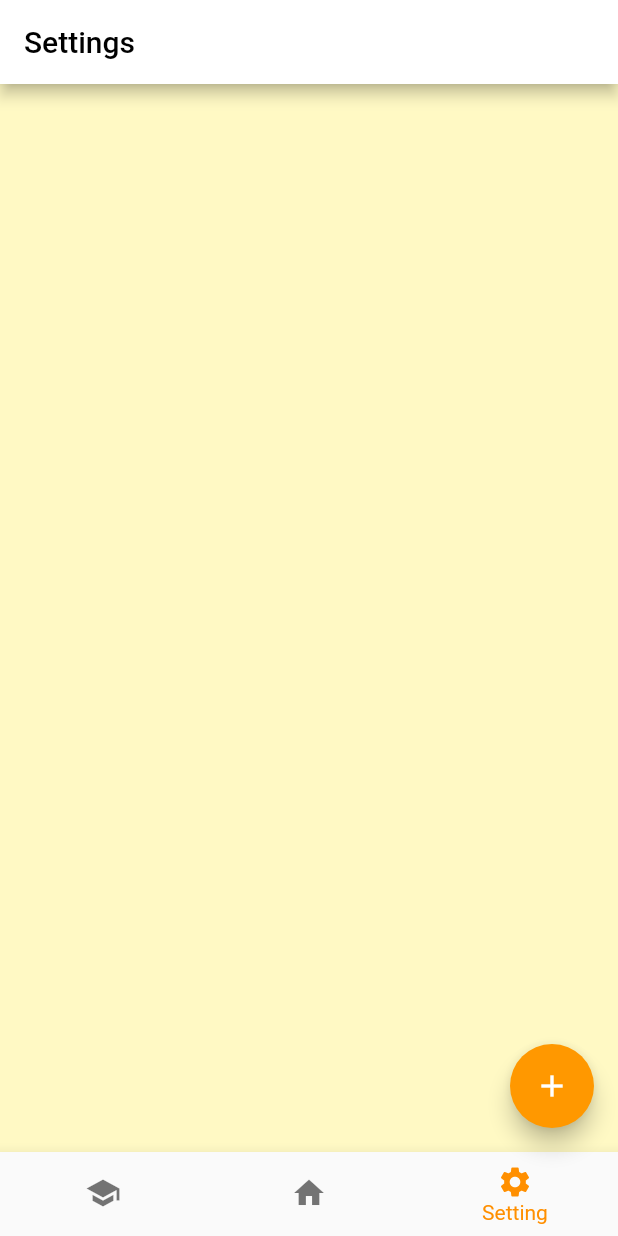
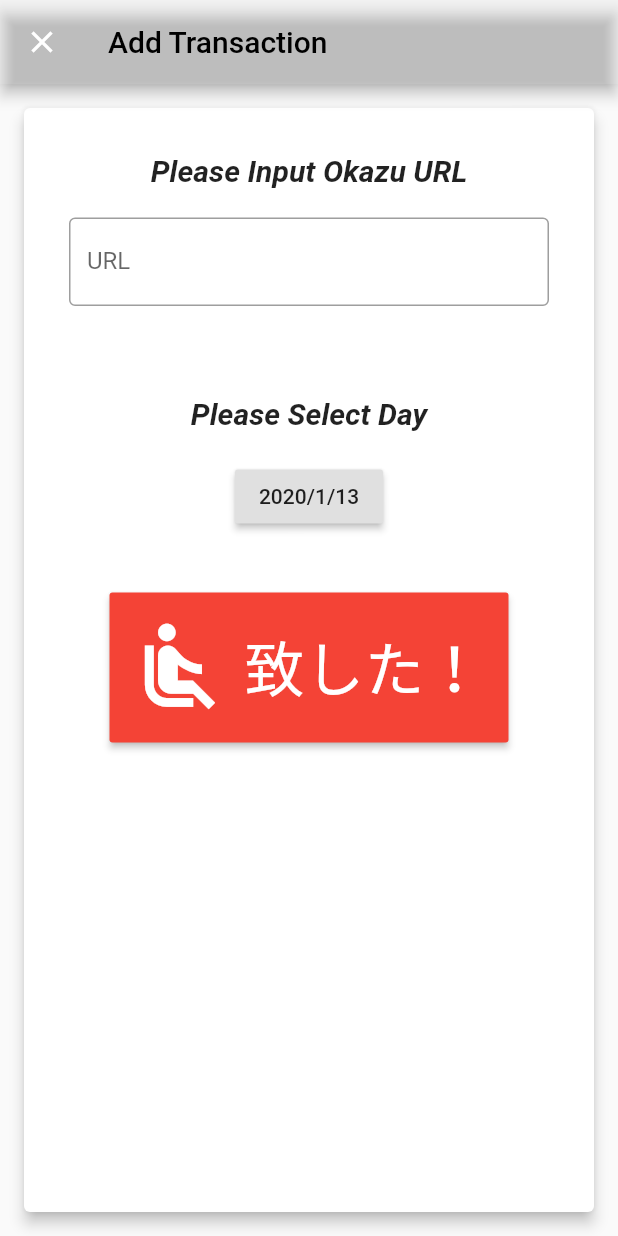
Before and after one commit to A-yum3/sun_app, a Flutter app: the screen it shows after launch, item 3 of the bottom bar chosen, after a tap on the "add" icon, on a phone screen of 412 x 824 dp. Run offline on Flutter 3.47's test engine with Material 2 defaults, Android fonts, the phone set to English and light mode, and no system bars; our stand-ins replace table_calendar.

Commit message:
implement addtransactions

```diff
--- /dev/null
+++ b/lib/addtransacton.dart
@@ -0,0 +1,112 @@
+import 'package:flutter/material.dart';
+import 'dart:async';
+
+
+class AddTransaction extends StatefulWidget {
+  @override
+  _AddTransactionState createState() => _AddTransactionState();
+}
+
+class _AddTransactionState extends State<AddTransaction> {
+  TextEditingController _tcontroller;
+  DateTime selectedDate = DateTime.now();
+
+  void initState() {
+    super.initState();
+    _tcontroller = TextEditingController();
+
+  }
+
+  void dispose() {
+    _tcontroller.dispose();
+    super.dispose();
+  }
+
+  Widget _urlformfield() {
+    return TextField(
+      controller: _tcontroller,
+      decoration: InputDecoration(
+        border: OutlineInputBorder(),
+        labelText: 'URL',
+      ),
+      // onSubmitted: ,
+    );
+  }
+
+  Future<Null> _selectDate(BuildContext context) async {
+    final DateTime picked = await showDatePicker(
+      context: context,
+      initialDate: selectedDate,
+      firstDate: DateTime(2019),
+      lastDate: DateTime(2030),
+    );
+    if (picked != null) setState(() => selectedDate = picked);
+  }
+
+  TextStyle tempstyle = TextStyle(
+    fontWeight: FontWeight.bold,
+    fontSize: 20.0,
+    fontStyle: FontStyle.italic,
+  );
+
+  @override
+  Widget build(BuildContext context) {
+    return Scaffold(
+        appBar: AppBar(
+          title: Text(
+            'Add Transaction',
+            style: TextStyle(color: Colors.black),
+          ),
+          backgroundColor: Colors.white10,
+        ),
+        body: Card(
+          elevation: 4.0,
+          margin: const EdgeInsets.all(16.0),
+          child: Padding(
+            padding: const EdgeInsets.all(30.0),
+            child: Column(
+              crossAxisAlignment: CrossAxisAlignment.center,
+              children: <Widget>[
+                Text('Please Input Okazu URL', style: tempstyle),
+                Padding(padding: const EdgeInsets.all(10.0),),
+                _urlformfield(),
+                Padding(
+                  padding: const EdgeInsets.all(30.0),
+                ),
+                Center(child: Text("Please Select Day", style: tempstyle)),
+                Padding(padding: const EdgeInsets.all(10.0),),
+                RaisedButton(
+                  child: Text(
+                      '${selectedDate.year}/${selectedDate.month}/${selectedDate.day}'),
+                  onPressed: () {
+                    _selectDate(context);
+                  },
+                ),
+                Padding(padding: const EdgeInsets.all(20.0),),
+                ButtonTheme(
+                    minWidth: 200.0,
+                    height: 100.0,
+                    child: RaisedButton.icon(
+                      icon: Icon(
+                        Icons.airline_seat_recline_normal,
+                        color: Colors.white,
+                        size: 70.0,
+                      ),
+                      label: Text("致した！",
+                      style: TextStyle(
+                        fontSize: 40.0
+                      ),),
+                      onPressed: () {
+                        // selectedDate と _tcontrollerを受け渡して画面を閉じる
+                        Navigator.of(context).pop();
+                      },
+                      color: Colors.red,
+                      textColor: Colors.white,
+                    )),
+                // RaisedButton (致したボタン) (submit)
+              ],
+            ),
+          ),
+        ));
+  }
+}
--- a/lib/main.dart
+++ b/lib/main.dart
@@ -1,4 +1,5 @@
 import 'package:flutter/material.dart';
+import 'package:sun_app/addtransacton.dart';
 import 'package:sun_app/tabs/home.dart';
 import 'package:sun_app/tabs/settings.dart';
 import 'package:sun_app/tabs/tips.dart';
@@ -20,7 +21,6 @@ class MyApp extends StatelessWidget {
     );
   }
 }
-
 
 class MyHome extends StatefulWidget {
   MyHome({Key key}) : super(key: key);
@@ -52,7 +52,14 @@ class _MyHomeState extends State<MyHome> {
       body: _widgetOptions.elementAt(_selectedIndex),
       floatingActionButton: FloatingActionButton(
         onPressed: () {
-
+          Navigator.push(
+              context,
+              MaterialPageRoute(
+                builder: (context) {
+                  return AddTransaction();
+                },
+                fullscreenDialog: true,
+              ));
         },
         child: Icon(Icons.add),
         backgroundColor: Colors.orange,
--- /dev/null
+++ b/lib/models/transaction.dart
@@ -0,0 +1,8 @@
+import 'package:flutter/material.dart';
+
+class Transaction {
+  final String url;
+  final DateTime date;
+
+  Transaction({@required this.url, @required this.date});
+}
--- a/lib/tabs/home.dart
+++ b/lib/tabs/home.dart
@@ -26,59 +26,7 @@ class _HomeState extends State<Home> with TickerProviderStateMixin {
     final _selectedDay = DateTime.now();
 
     // ここにイベントを作成したら追加するように変更
-    _events = {
-      _selectedDay.subtract(Duration(days: 30)): [
-        'Event A0',
-        'EventB0',
-        'Event C0'
-      ],
-      _selectedDay.subtract(Duration(days: 27)): ['Event E1'],
-      _selectedDay.subtract(Duration(days: 20)): [
-        'Event A2',
-        'EventB2',
-        'Event C2',
-        'Event D2'
-      ],
-      _selectedDay.subtract(Duration(days: 16)): ['Event A3', 'EventB3'],
-      _selectedDay.subtract(Duration(days: 10)): [
-        'Event A4',
-        'EventB4',
-        'Event C4'
-      ],
-      _selectedDay.subtract(Duration(days: 4)): [
-        'Event A5',
-        'EventB5',
-        'Event C5'
-      ],
-      _selectedDay.subtract(Duration(days: 2)): ['Event A6', 'EventB6'],
-      _selectedDay: ['Event A7', 'EventB7', 'Event C7', 'EventD7'],
-      _selectedDay.add(Duration(days: 1)): [
-        'Event A8',
-        'EventB8',
-        'Event C8',
-        'Event D8'
-      ],
-      _selectedDay.add(Duration(days: 3)):
-          Set.from(['Event A9', 'Event A9', 'Event B9']).toList(),
-      _selectedDay.add(Duration(days: 7)): [
-        'Event A10',
-        'EventB10',
-        'Event C10'
-      ],
-      _selectedDay.add(Duration(days: 11)): ['Event A11', 'Event B11'],
-      _selectedDay.add(Duration(days: 17)): [
-        'Event A12',
-        'Event B12',
-        'Event C12',
-        'Event D12'
-      ],
-      _selectedDay.add(Duration(days: 22)): ['Event A13', 'Event B13'],
-      _selectedDay.add(Duration(days: 26)): [
-        'Event A14',
-        'Event B14',
-        'Event C14'
-      ],
-    };
+    _events = {};
 
     _selectedEvents = _events[_selectedDay] ?? [];
     _calendarController = CalendarController();
@@ -96,6 +44,10 @@ class _HomeState extends State<Home> with TickerProviderStateMixin {
     _animationController.dispose();
     _calendarController.dispose();
     super.dispose();
+  }
+
+  void createEvent(DateTime date, String url) {
+    _events[date].add(url);
   }
 
   void _onDaySelected(DateTime day, List events) {
@@ -282,7 +234,7 @@ class _HomeState extends State<Home> with TickerProviderStateMixin {
   }
 
   Widget _buildButtons() {
-    final dateTime = _events.keys.elementAt(_events.length - 2);
+    // final dateTime = _events.keys.elementAt(_events.length - 2);
 
     return Column(
       children: <Widget>[
```
Also changed, not shown: pubspec.yaml (+2 -10 lines), pubspec.lock, 5 other files.
